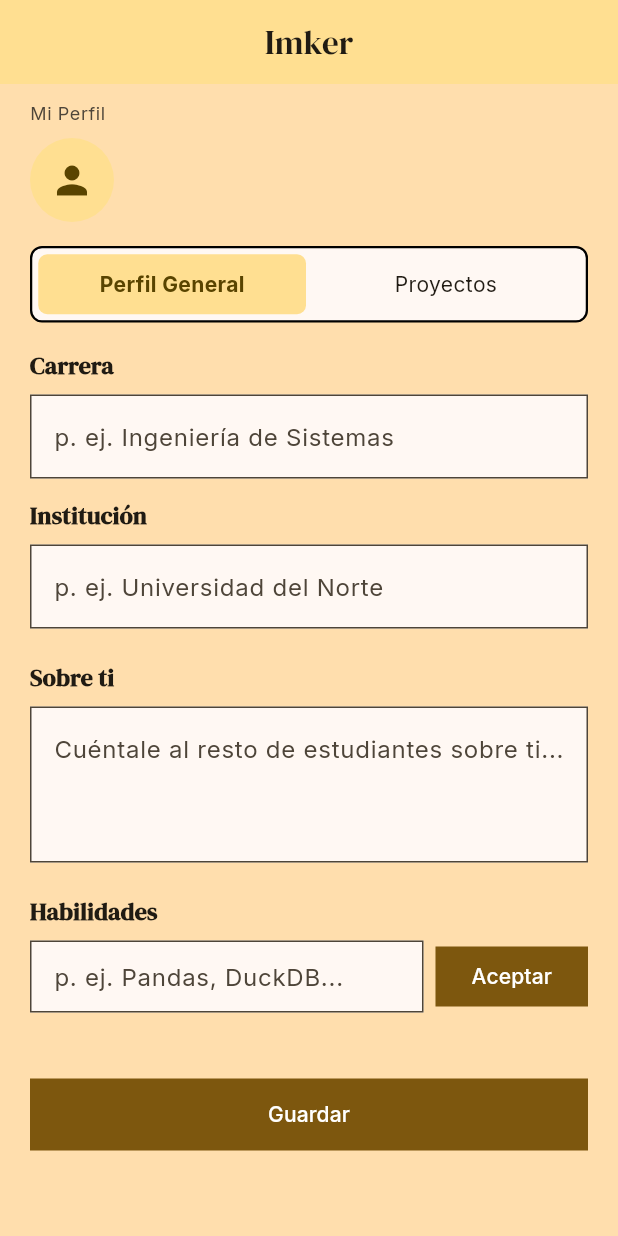
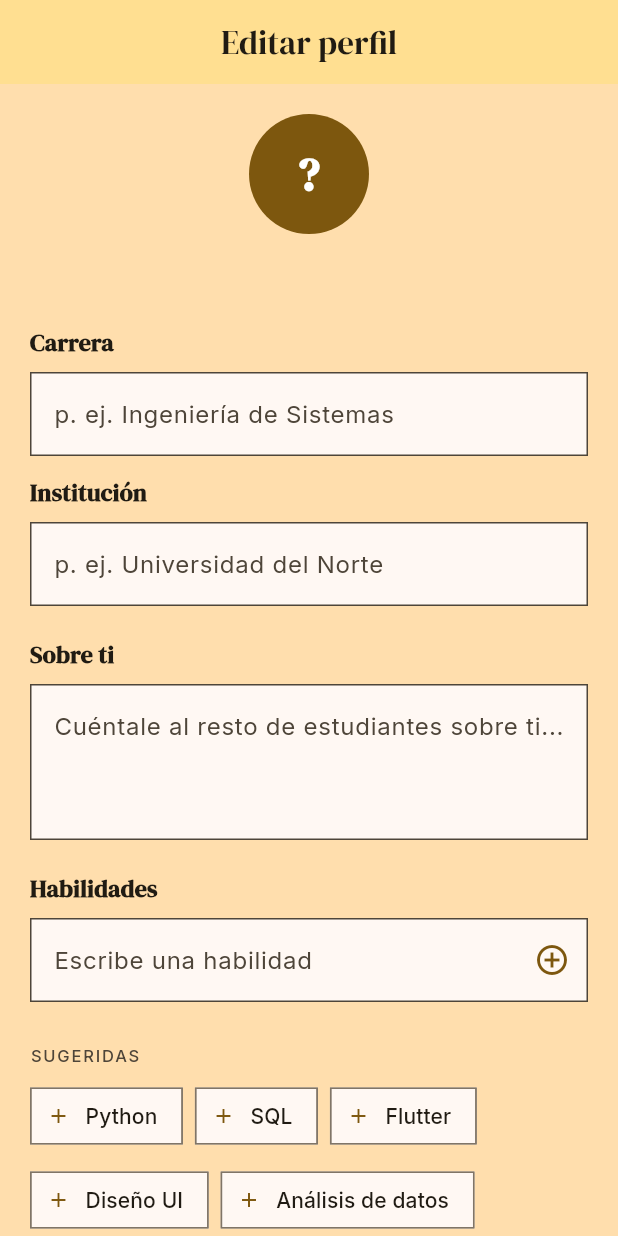
Before and after one commit to kicconsu/design-thinking, a Flutter app: the EditProfilePage screen opened directly, on a phone screen of 412 x 824 dp. Run offline on Flutter 3.47's test engine with Material 3 defaults, Android fonts, the phone set to English and light mode, and no system bars; our stand-ins replace flex_color_scheme, flutter_secure_storage, get, google_fonts, loggy, shared_preferences; missing offline and left inert: roble; accounts and stored records are empty.

Commit message:
feat(profile): clean up edit screen, quicker way to add skills
Drops the leftover Perfil General | Proyectos switch (it did nothing) and
the duplicated header. Skills get an inline add button and one-tap
suggestions instead of the Aceptar button beside the field.

```diff
--- a/app/lib/features/profile/ui/pages/edit_profile_page.dart
+++ b/app/lib/features/profile/ui/pages/edit_profile_page.dart
@@ -2,7 +2,7 @@ import 'package:flutter/material.dart';
 import 'package:get/get.dart';
 
 import 'package:imker/core/widgets/operation_done_page.dart';
-import 'package:imker/core/widgets/segmented_tab_switch.dart';
+import 'package:imker/core/widgets/profile_avatar.dart';
 import 'package:imker/features/auth/ui/viewmodels/authentication_controller.dart';
 import 'package:imker/features/home/ui/viewmodels/home_view_model.dart';
 
@@ -74,63 +74,26 @@ class _EditProfilePageState extends State<EditProfilePage> {
     final controller = Get.find<ProfileController>();
     final cs = Theme.of(context).colorScheme;
     final tt = Theme.of(context).textTheme;
-    final profile = controller.profile;
-
     return Scaffold(
       backgroundColor: cs.primaryContainer,
       appBar: AppBar(
         backgroundColor: cs.tertiaryContainer,
-        title: const Text('Imker'),
+        title: const Text('Editar perfil'),
         centerTitle: true,
         elevation: 0,
       ),
       body: SafeArea(
         child: ListView(
-          padding: const EdgeInsets.fromLTRB(20, 12, 20, 24),
+          padding: const EdgeInsets.fromLTRB(20, 20, 20, 24),
           children: [
+            Center(child: ProfileAvatar(name: auth.loggedName, radius: 40)),
+            const SizedBox(height: 8),
             Text(
-              'Mi Perfil',
-              style: tt.bodySmall?.copyWith(color: cs.onSurfaceVariant),
+              auth.loggedName,
+              textAlign: TextAlign.center,
+              style: tt.titleLarge?.copyWith(fontWeight: FontWeight.bold),
             ),
-            const SizedBox(height: 8),
-            Row(
-              children: [
-                CircleAvatar(
-                  radius: 28,
-                  backgroundColor: cs.tertiaryContainer,
-                  child: Icon(
-                    Icons.person,
-                    color: cs.onTertiaryContainer,
-                    size: 30,
-                  ),
-                ),
-                const SizedBox(width: 12),
-                Expanded(
-                  child: Column(
-                    crossAxisAlignment: CrossAxisAlignment.start,
-                    children: [
-                      Text(
-                        auth.loggedName,
-                        style: tt.titleLarge?.copyWith(
-                          fontWeight: FontWeight.bold,
-                        ),
-                      ),
-                      if (profile != null && profile.academicInfo.isNotEmpty)
-                        Text(profile.academicInfo, style: tt.bodySmall),
-                    ],
-                  ),
-                ),
-              ],
-            ),
-            const SizedBox(height: 16),
-            // Las pestañas se mantienen por consistencia visual con el
-            // perfil de lectura; solo "Perfil General" es editable aquí.
-            SegmentedTabSwitch(
-              tabs: const ['Perfil General', 'Proyectos'],
-              selectedIndex: 0,
-              onTabSelected: (_) {},
-            ),
-            const SizedBox(height: 16),
+            const SizedBox(height: 24),
             ProfileFormFields(form: _form),
             const SizedBox(height: 32),
             Obx(
--- a/app/lib/features/profile/ui/widgets/profile_form_fields.dart
+++ b/app/lib/features/profile/ui/widgets/profile_form_fields.dart
@@ -29,12 +29,32 @@ class ProfileFormController extends ChangeNotifier {
       bioText.isEmpty &&
       _skills.isEmpty;
 
+  /// Habilidades que se ofrecen de un toque; ayudan a escribirlas igual que
+  /// el resto de la gente.
+  static const suggestedSkills = [
+    'Python',
+    'SQL',
+    'Flutter',
+    'Diseño UI',
+    'Análisis de datos',
+    'Excel',
+    'Redacción',
+    'Marketing',
+  ];
+
+  bool hasSkill(String value) =>
+      _skills.any((s) => s.toLowerCase() == value.trim().toLowerCase());
+
   void addSkill() {
-    final value = newSkill.text.trim();
+    final value = newSkill.text;
     newSkill.clear();
-    if (value.isEmpty) return;
-    final exists = _skills.any((s) => s.toLowerCase() == value.toLowerCase());
-    if (!exists) _skills.add(value);
+    addSkillNamed(value);
+  }
+
+  void addSkillNamed(String value) {
+    final text = value.trim();
+    if (text.isEmpty) return;
+    if (!hasSkill(text)) _skills.add(text);
     notifyListeners();
   }
 
@@ -59,8 +79,11 @@ class ProfileFormFields extends StatelessWidget {
 
   final ProfileFormController form;
 
-  InputDecoration _decoration(ColorScheme cs, String hint, {bool dense = false}) =>
-      InputDecoration(
+  InputDecoration _decoration(
+    ColorScheme cs,
+    String hint, {
+    bool dense = false,
+  }) => InputDecoration(
     filled: true,
     fillColor: cs.surface,
     hintText: hint,
@@ -103,52 +126,94 @@ class ProfileFormFields extends StatelessWidget {
           maxLines: 5,
           minLines: 3,
           textCapitalization: TextCapitalization.sentences,
-          decoration: _decoration(cs, 'Cuéntale al resto de estudiantes sobre ti...'),
+          decoration: _decoration(
+            cs,
+            'Cuéntale al resto de estudiantes sobre ti...',
+          ),
         ),
         const SizedBox(height: 20),
         Text('Habilidades', style: title),
         const SizedBox(height: 8),
-        Row(
-          children: [
-            Expanded(
-              child: TextField(
+        TextField(
           controller: form.newSkill,
-                decoration: _decoration(cs, 'p. ej. Pandas, DuckDB...', dense: true),
-                onSubmitted: (_) => form.addSkill(),
+          textCapitalization: TextCapitalization.sentences,
+          textInputAction: TextInputAction.done,
+          decoration: _decoration(cs, 'Escribe una habilidad').copyWith(
+            suffixIcon: IconButton(
+              tooltip: 'Agregar',
+              icon: Icon(Icons.add_circle_outline, color: cs.primary),
+              onPressed: form.addSkill,
             ),
           ),
-            const SizedBox(width: 8),
-            FilledButton(
-              style: FilledButton.styleFrom(
-                shape: const RoundedRectangleBorder(borderRadius: BorderRadius.zero),
-              ),
-              onPressed: form.addSkill,
-              child: const Text('Aceptar'),
-            ),
-          ],
+          onSubmitted: (_) => form.addSkill(),
         ),
         const SizedBox(height: 12),
         ListenableBuilder(
           listenable: form,
-          builder: (context, _) => Wrap(
+          builder: (context, _) {
+            final suggestions = ProfileFormController.suggestedSkills
+                .where((s) => !form.hasSkill(s))
+                .toList();
+            return Column(
+              crossAxisAlignment: CrossAxisAlignment.start,
+              children: [
+                if (form.skills.isNotEmpty)
+                  Wrap(
                     spacing: 8,
                     runSpacing: 8,
-            children: form.skills
-                .map(
-                  (s) => Chip(
+                    children: [
+                      for (final s in form.skills)
+                        InputChip(
                           label: Text(s),
                           backgroundColor: cs.secondaryContainer,
-                    labelStyle: TextStyle(color: cs.onSecondaryContainer),
-                    deleteIcon: Icon(Icons.close, size: 16, color: cs.onSecondaryContainer),
+                          labelStyle: tt.labelLarge?.copyWith(
+                            color: cs.onSecondaryContainer,
+                          ),
+                          deleteIcon: Icon(
+                            Icons.close,
+                            size: 16,
+                            color: cs.onSecondaryContainer,
+                          ),
                           onDeleted: () => form.removeSkill(s),
                           shape: RoundedRectangleBorder(
                             borderRadius: BorderRadius.zero,
                             side: BorderSide(color: cs.outline),
                           ),
                         ),
-                )
-                .toList(),
+                    ],
                   ),
+                if (suggestions.isNotEmpty) ...[
+                  const SizedBox(height: 16),
+                  Text(
+                    'SUGERIDAS',
+                    style: tt.labelSmall?.copyWith(
+                      letterSpacing: 1.2,
+                      color: cs.onSurfaceVariant,
+                    ),
+                  ),
+                  const SizedBox(height: 8),
+                  Wrap(
+                    spacing: 8,
+                    runSpacing: 8,
+                    children: [
+                      for (final s in suggestions)
+                        ActionChip(
+                          avatar: Icon(Icons.add, size: 16, color: cs.primary),
+                          label: Text(s),
+                          backgroundColor: Colors.transparent,
+                          labelStyle: tt.labelLarge,
+                          onPressed: () => form.addSkillNamed(s),
+                          shape: RoundedRectangleBorder(
+                            borderRadius: BorderRadius.zero,
+                            side: BorderSide(color: cs.outline),
+                          ),
+                        ),
+                    ],
+                  ),
+                ],
+              ],
+            );
+          },
         ),
       ],
     );
```
Also changed, not shown: 1 other file. Lines whose indentation alone changed are shown as unchanged.
